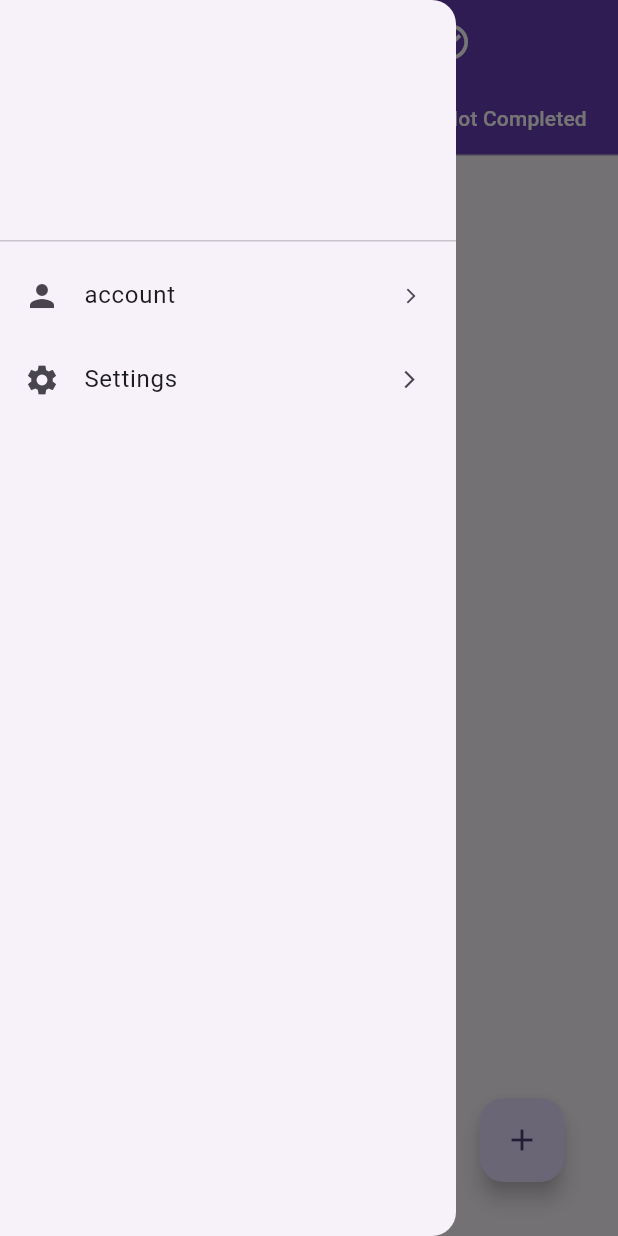
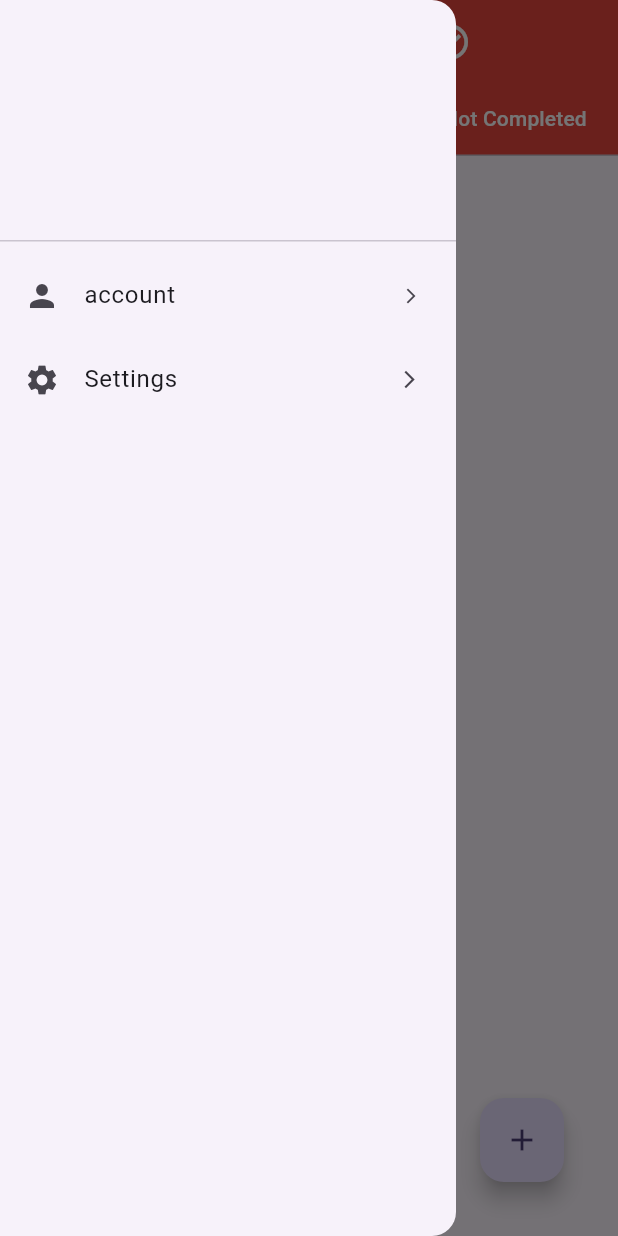
Before and after one commit to abdollahbg/to-do-list, a Flutter app: the screen it shows after launch, with the side drawer open, on a phone screen of 412 x 824 dp. Run offline on Flutter 3.47's test engine with Material 3 defaults, Android fonts, the phone set to English and light mode, and no system bars; drawn by our look-alikes of percent_indicator; our stand-ins replace google_fonts, shared_preferences; missing offline and left inert: slideable.

Commit message:
change color

```diff
--- a/lib/Screens/homePage.dart
+++ b/lib/Screens/homePage.dart
@@ -56,7 +56,7 @@ class _HomepageState extends State<Homepage> {
           iconTheme: const IconThemeData(
             color: Colors.white, // Set your desired color here
           ),
-          backgroundColor: Colors.deepPurple,
+          backgroundColor: Colors.red,
           elevation: 4,
           centerTitle: true,
 
--- a/lib/models/tasks_in_day.dart
+++ b/lib/models/tasks_in_day.dart
@@ -1,5 +1,3 @@
-import 'dart:convert';
-
 import 'package:to_do_list/models/Task.dart';
 
 class TasksInDay {
```
